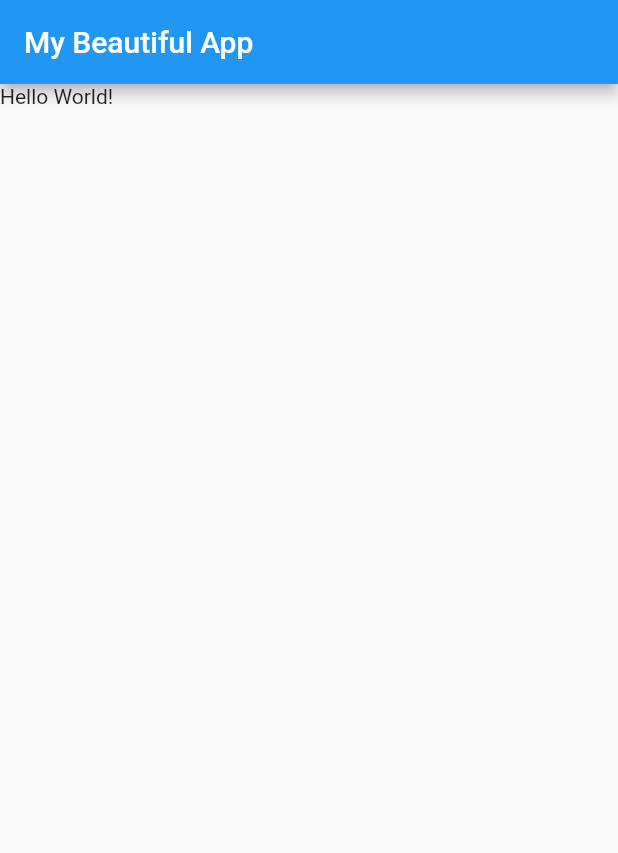
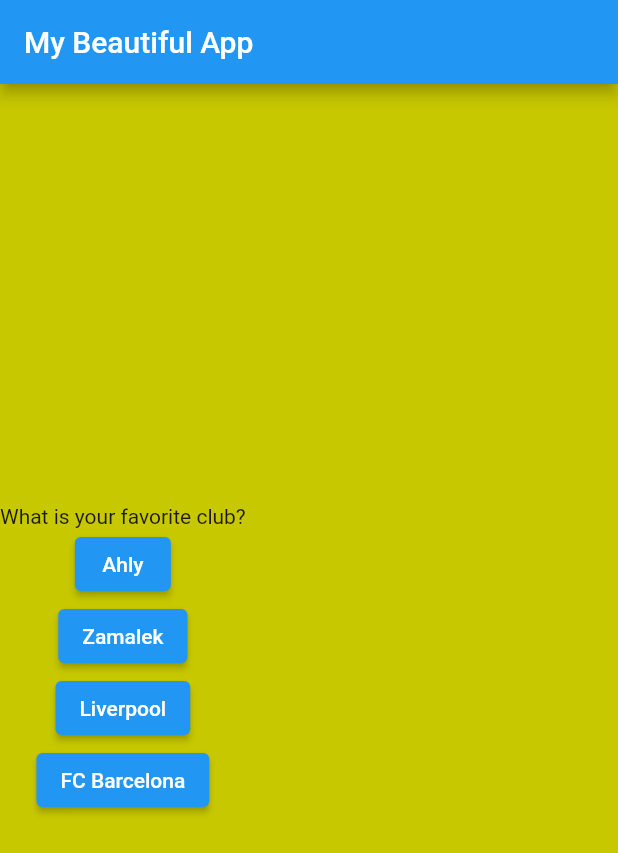
Before and after one commit to 110Sw1t/flutter_complete_guide, a Flutter app: the screen it shows after launch, on a phone screen of 412 x 824 dp. Shown: the top 853 px of the screen. Run offline on Flutter 3.47's test engine with Material 2 defaults, Android fonts, the phone set to English and light mode, and no system bars.

Commit message:
Make question form widget

```diff
--- a/lib/main.dart
+++ b/lib/main.dart
@@ -1,20 +1,78 @@
 import 'package:flutter/material.dart';
 
 void main(List<String> args) {
-  runApp(MyApp());
+  runApp(const MyApp());
 }
 
-class MyApp extends StatelessWidget {
+class MyApp extends StatefulWidget {
   const MyApp({Key? key}) : super(key: key);
 
   @override
+  State<MyApp> createState() => _MyAppState();
+}
+
+class _MyAppState extends State<MyApp> {
+  var questions = [
+    Question(
+        questionStatement: "What is your favorite club?",
+        answers: ["Ahly", "Zamalek", "Liverpool", "FC Barcelona"]),
+    Question(
+        questionStatement:
+            "What is the most titled club in Africa in the 20th century?",
+        answers: ["Ahly", "Zamalek"]),
+    Question(
+        questionStatement: "Which is better to have cat or dog?",
+        answers: ["Cat", "Dog"])
+  ];
+
+  var currentQuestionIndex = 0;
+
+  @override
   Widget build(BuildContext context) {
+    void onPressedHandler() {
+      setState(() {
+        currentQuestionIndex = (currentQuestionIndex + 1) % questions.length;
+      });
+    }
+
     return MaterialApp(
         home: Scaffold(
+      backgroundColor: const Color.fromARGB(255, 200, 200, 0),
       appBar: AppBar(
-        title: Text('My Beautiful App'),
+        title: const Text('My Beautiful App'),
       ),
-      body: Text('Hello World!'),
+      body: QuestionForm(
+        action: onPressedHandler,
+        question: questions.elementAt(currentQuestionIndex),
+      ),
     ));
   }
 }
+
+class QuestionForm extends StatelessWidget {
+  final Question question;
+  final void Function() action;
+  const QuestionForm({Key? key, required this.question, required this.action})
+      : super(key: key);
+
+  @override
+  Widget build(BuildContext context) {
+    var elements = <Widget>[Text(question.questionStatement)];
+    elements.addAll(question.answers.map((e) => ElevatedButton(
+          onPressed: action,
+          child: Text(e),
+          key: Key(e),
+        )));
+    return Column(
+      children: elements,
+      mainAxisAlignment: MainAxisAlignment.center,
+      crossAxisAlignment: CrossAxisAlignment.center,
+    );
+  }
+}
+
+class Question {
+  String questionStatement;
+  List<String> answers = [];
+  Question({required this.questionStatement, required this.answers});
+}
```
